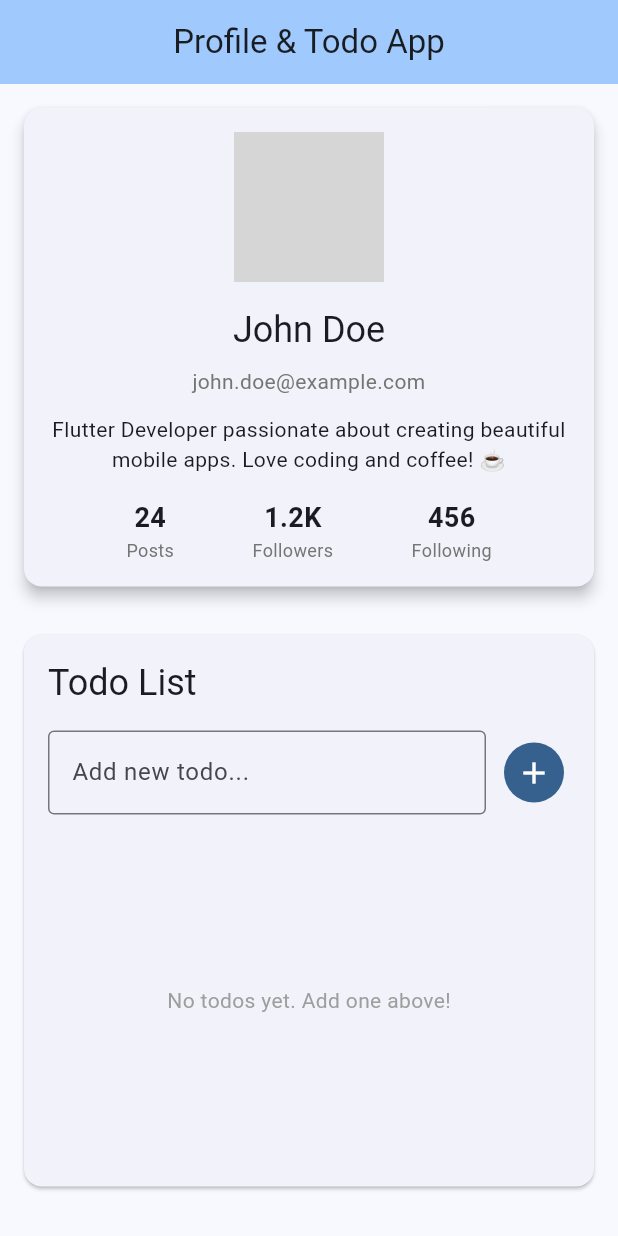
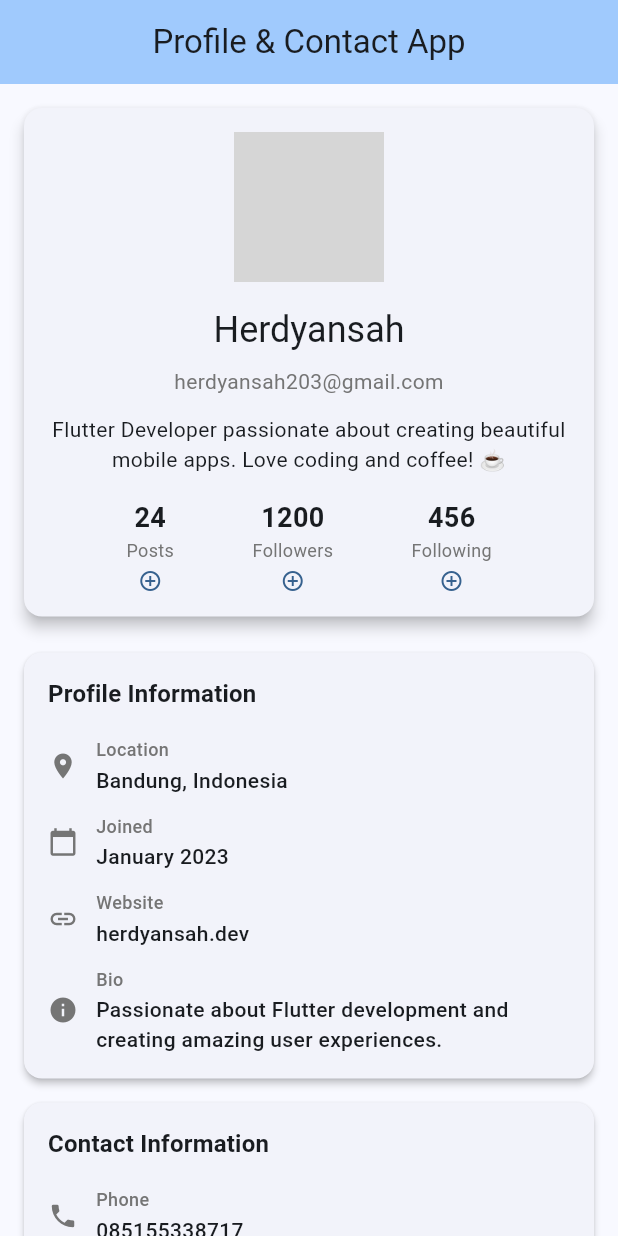
Before and after one commit to herdyy69/Flutter-Very-Basic-1, a Flutter app: the screen it shows after launch, on a phone screen of 412 x 824 dp. Run offline on Flutter 3.47's test engine with Material 3 defaults, Android fonts, the phone set to English and light mode, and no system bars; network calls fail; grey boxes are pictures that could not be loaded.

Commit message:
Refactor main app to replace TodoList with InfoCard and ContactCard; update ProfileCard to StatefulWidget with interactive post, follower, and following counters; remove TodoItem model and TodoList widget.

```diff
--- a/lib/main.dart
+++ b/lib/main.dart
@@ -1,6 +1,7 @@
 import 'package:flutter/material.dart';
 import 'widgets/profile_card.dart';
-import 'widgets/todo_list.dart';
+import 'widgets/info_card.dart';
+import 'widgets/contact_card.dart';
 
 void main() {
   runApp(const MyApp());
@@ -12,7 +13,7 @@ class MyApp extends StatelessWidget {
   @override
   Widget build(BuildContext context) {
     return MaterialApp(
-      title: 'Profile & Todo App',
+      title: 'Profile & Contact App',
       debugShowCheckedModeBanner: false,
       theme: ThemeData(
         colorScheme: ColorScheme.fromSeed(seedColor: Colors.blue),
@@ -35,21 +36,35 @@ class _MyHomePageState extends State<MyHomePage> {
   Widget build(BuildContext context) {
     return Scaffold(
       appBar: AppBar(
-        title: const Text('Profile & Todo App'),
+        title: const Text('Profile & Contact App'),
         backgroundColor: Theme.of(context).colorScheme.inversePrimary,
         centerTitle: true,
       ),
-      body: SingleChildScrollView(
+      body: const SingleChildScrollView(
         child: Column(
           children: [
-            const ProfileCard(
-              name: 'John Doe',
-              email: 'john.doe@example.com',
+            // StatefulWidget - ProfileCard dengan counter
+            ProfileCard(
+              name: 'Herdyansah',
+              email: 'herdyansah203@gmail.com',
               imageUrl: '',
               bio:
                   'Flutter Developer passionate about creating beautiful mobile apps. Love coding and coffee! ☕',
             ),
-            SizedBox(height: 400, child: const TodoList()),
+            // StatelessWidget - InfoCard untuk informasi statis
+            InfoCard(
+              location: 'Bandung, Indonesia',
+              joinDate: 'January 2023',
+              website: 'herdyansah.dev',
+              bio:
+                  'Passionate about Flutter development and creating amazing user experiences.',
+            ),
+            // StatelessWidget - ContactCard untuk kontak statis
+            ContactCard(
+              phone: '085155338717',
+              email: 'herdyansah203@gmail.com',
+              instagram: 'herdyy69',
+            ),
           ],
         ),
       ),
--- a/lib/models/todo_item.dart
+++ /dev/null
@@ -1,27 +0,0 @@
-class TodoItem {
-  final String id;
-  final String title;
-  final bool isCompleted;
-  final DateTime createdAt;
-
-  TodoItem({
-    required this.id,
-    required this.title,
-    this.isCompleted = false,
-    required this.createdAt,
-  });
-
-  TodoItem copyWith({
-    String? id,
-    String? title,
-    bool? isCompleted,
-    DateTime? createdAt,
-  }) {
-    return TodoItem(
-      id: id ?? this.id,
-      title: title ?? this.title,
-      isCompleted: isCompleted ?? this.isCompleted,
-      createdAt: createdAt ?? this.createdAt,
-    );
-  }
-}
--- /dev/null
+++ b/lib/widgets/contact_card.dart
@@ -0,0 +1,106 @@
+import 'package:flutter/material.dart';
+
+class ContactCard extends StatelessWidget {
+  final String phone;
+  final String email;
+  final String instagram;
+
+  const ContactCard({
+    super.key,
+    required this.phone,
+    required this.email,
+    required this.instagram,
+  });
+
+  @override
+  Widget build(BuildContext context) {
+    return Card(
+      margin: const EdgeInsets.symmetric(horizontal: 16, vertical: 8),
+      elevation: 2,
+      child: Padding(
+        padding: const EdgeInsets.all(16),
+        child: Column(
+          crossAxisAlignment: CrossAxisAlignment.start,
+          children: [
+            Text(
+              'Contact Information',
+              style: Theme.of(
+                context,
+              ).textTheme.titleMedium?.copyWith(fontWeight: FontWeight.bold),
+            ),
+            const SizedBox(height: 16),
+            _buildContactRow(Icons.phone, 'Phone', phone),
+            const SizedBox(height: 12),
+            _buildContactRow(Icons.email, 'Email', email),
+            const SizedBox(height: 12),
+            _buildContactRow(Icons.camera_alt, 'Instagram', instagram),
+            const SizedBox(height: 16),
+            Row(
+              mainAxisAlignment: MainAxisAlignment.spaceEvenly,
+              children: [
+                _buildSocialButton('Call', Icons.phone, Colors.green),
+                _buildSocialButton('Message', Icons.message, Colors.blue),
+                _buildSocialButton('Share', Icons.share, Colors.orange),
+              ],
+            ),
+          ],
+        ),
+      ),
+    );
+  }
+
+  Widget _buildContactRow(IconData icon, String label, String value) {
+    return Row(
+      children: [
+        Icon(icon, size: 20, color: Colors.grey[600]),
+        const SizedBox(width: 12),
+        Expanded(
+          child: Column(
+            crossAxisAlignment: CrossAxisAlignment.start,
+            children: [
+              Text(
+                label,
+                style: TextStyle(
+                  fontSize: 12,
+                  color: Colors.grey[600],
+                  fontWeight: FontWeight.w500,
+                ),
+              ),
+              const SizedBox(height: 2),
+              Text(
+                value,
+                style: const TextStyle(
+                  fontSize: 14,
+                  fontWeight: FontWeight.w500,
+                ),
+              ),
+            ],
+          ),
+        ),
+      ],
+    );
+  }
+
+  Widget _buildSocialButton(String label, IconData icon, Color color) {
+    return Builder(
+      builder: (context) => ElevatedButton.icon(
+        onPressed: () {
+          // Static action - no state change needed
+          ScaffoldMessenger.of(context).showSnackBar(
+            SnackBar(
+              content: Text('$label button pressed'),
+              duration: const Duration(seconds: 1),
+            ),
+          );
+        },
+        icon: Icon(icon, size: 16),
+        label: Text(label),
+        style: ElevatedButton.styleFrom(
+          backgroundColor: color,
+          foregroundColor: Colors.white,
+          padding: const EdgeInsets.symmetric(horizontal: 12, vertical: 8),
+        ),
+      ),
+    );
+  }
+}
--- /dev/null
+++ b/lib/widgets/info_card.dart
@@ -0,0 +1,78 @@
+import 'package:flutter/material.dart';
+
+class InfoCard extends StatelessWidget {
+  final String location;
+  final String joinDate;
+  final String website;
+  final String bio;
+
+  const InfoCard({
+    super.key,
+    required this.location,
+    required this.joinDate,
+    required this.website,
+    required this.bio,
+  });
+
+  @override
+  Widget build(BuildContext context) {
+    return Card(
+      margin: const EdgeInsets.symmetric(horizontal: 16, vertical: 8),
+      elevation: 2,
+      child: Padding(
+        padding: const EdgeInsets.all(16),
+        child: Column(
+          crossAxisAlignment: CrossAxisAlignment.start,
+          children: [
+            Text(
+              'Profile Information',
+              style: Theme.of(
+                context,
+              ).textTheme.titleMedium?.copyWith(fontWeight: FontWeight.bold),
+            ),
+            const SizedBox(height: 16),
+            _buildInfoRow(Icons.location_on, 'Location', location),
+            const SizedBox(height: 12),
+            _buildInfoRow(Icons.calendar_today, 'Joined', joinDate),
+            const SizedBox(height: 12),
+            _buildInfoRow(Icons.link, 'Website', website),
+            const SizedBox(height: 12),
+            _buildInfoRow(Icons.info, 'Bio', bio),
+          ],
+        ),
+      ),
+    );
+  }
+
+  Widget _buildInfoRow(IconData icon, String label, String value) {
+    return Row(
+      children: [
+        Icon(icon, size: 20, color: Colors.grey[600]),
+        const SizedBox(width: 12),
+        Expanded(
+          child: Column(
+            crossAxisAlignment: CrossAxisAlignment.start,
+            children: [
+              Text(
+                label,
+                style: TextStyle(
+                  fontSize: 12,
+                  color: Colors.grey[600],
+                  fontWeight: FontWeight.w500,
+                ),
+              ),
+              const SizedBox(height: 2),
+              Text(
+                value,
+                style: const TextStyle(
+                  fontSize: 14,
+                  fontWeight: FontWeight.w500,
+                ),
+              ),
+            ],
+          ),
+        ),
+      ],
+    );
+  }
+}
--- a/lib/widgets/profile_card.dart
+++ b/lib/widgets/profile_card.dart
@@ -1,6 +1,6 @@
 import 'package:flutter/material.dart';
 
-class ProfileCard extends StatelessWidget {
+class ProfileCard extends StatefulWidget {
   final String name;
   final String email;
   final String imageUrl;
@@ -15,6 +15,33 @@ class ProfileCard extends StatelessWidget {
   });
 
   @override
+  State<ProfileCard> createState() => _ProfileCardState();
+}
+
+class _ProfileCardState extends State<ProfileCard> {
+  int _postsCount = 24;
+  int _followersCount = 1200;
+  int _followingCount = 456;
+
+  void _incrementPosts() {
+    setState(() {
+      _postsCount++;
+    });
+  }
+
+  void _incrementFollowers() {
+    setState(() {
+      _followersCount++;
+    });
+  }
+
+  void _incrementFollowing() {
+    setState(() {
+      _followingCount++;
+    });
+  }
+
+  @override
   Widget build(BuildContext context) {
     return Card(
       margin: const EdgeInsets.all(16),
@@ -25,20 +52,20 @@ class ProfileCard extends StatelessWidget {
           children: [
             CircleAvatar(
               radius: 50,
-              backgroundImage: NetworkImage(imageUrl),
-              child: imageUrl.isEmpty
+              backgroundImage: NetworkImage(widget.imageUrl),
+              child: widget.imageUrl.isEmpty
                   ? const Icon(Icons.person, size: 50)
                   : null,
             ),
             const SizedBox(height: 16),
             Text(
-              name,
+              widget.name,
               style: Theme.of(context).textTheme.headlineSmall,
               textAlign: TextAlign.center,
             ),
             const SizedBox(height: 8),
             Text(
-              email,
+              widget.email,
               style: Theme.of(
                 context,
               ).textTheme.bodyMedium?.copyWith(color: Colors.grey[600]),
@@ -46,7 +73,7 @@ class ProfileCard extends StatelessWidget {
             ),
             const SizedBox(height: 12),
             Text(
-              bio,
+              widget.bio,
               style: Theme.of(context).textTheme.bodyMedium,
               textAlign: TextAlign.center,
             ),
@@ -54,9 +81,21 @@ class ProfileCard extends StatelessWidget {
             Row(
               mainAxisAlignment: MainAxisAlignment.spaceEvenly,
               children: [
-                _buildStatItem('Posts', '24'),
-                _buildStatItem('Followers', '1.2K'),
-                _buildStatItem('Following', '456'),
+                _buildStatItem(
+                  'Posts',
+                  _postsCount.toString(),
+                  _incrementPosts,
+                ),
+                _buildStatItem(
+                  'Followers',
+                  _followersCount.toString(),
+                  _incrementFollowers,
+                ),
+                _buildStatItem(
+                  'Following',
+                  _followingCount.toString(),
+                  _incrementFollowing,
+                ),
               ],
             ),
           ],
@@ -65,15 +104,24 @@ class ProfileCard extends StatelessWidget {
     );
   }
 
-  Widget _buildStatItem(String label, String value) {
-    return Column(
+  Widget _buildStatItem(String label, String value, VoidCallback onTap) {
+    return GestureDetector(
+      onTap: onTap,
+      child: Column(
         children: [
           Text(
             value,
             style: const TextStyle(fontSize: 18, fontWeight: FontWeight.bold),
           ),
           Text(label, style: TextStyle(fontSize: 12, color: Colors.grey[600])),
+          const SizedBox(height: 4),
+          Icon(
+            Icons.add_circle_outline,
+            size: 16,
+            color: Theme.of(context).primaryColor,
+          ),
         ],
+      ),
     );
   }
 }
--- a/lib/widgets/todo_list.dart
+++ /dev/null
@@ -1,127 +0,0 @@
-import 'package:flutter/material.dart';
-import '../models/todo_item.dart';
-
-class TodoList extends StatefulWidget {
-  const TodoList({super.key});
-
-  @override
-  State<TodoList> createState() => _TodoListState();
-}
-
-class _TodoListState extends State<TodoList> {
-  final List<TodoItem> _todos = [];
-  final TextEditingController _textController = TextEditingController();
-
-  void _addTodo() {
-    if (_textController.text.isNotEmpty) {
-      setState(() {
-        _todos.add(
-          TodoItem(
-            id: DateTime.now().millisecondsSinceEpoch.toString(),
-            title: _textController.text,
-            createdAt: DateTime.now(),
-          ),
-        );
-        _textController.clear();
-      });
-    }
-  }
-
-  void _toggleTodo(String id) {
-    setState(() {
-      final index = _todos.indexWhere((todo) => todo.id == id);
-      if (index != -1) {
-        _todos[index] = _todos[index].copyWith(
-          isCompleted: !_todos[index].isCompleted,
-        );
-      }
-    });
-  }
-
-  void _deleteTodo(String id) {
-    setState(() {
-      _todos.removeWhere((todo) => todo.id == id);
-    });
-  }
-
-  @override
-  Widget build(BuildContext context) {
-    return Card(
-      margin: const EdgeInsets.all(16),
-      child: Padding(
-        padding: const EdgeInsets.all(16),
-        child: Column(
-          crossAxisAlignment: CrossAxisAlignment.start,
-          children: [
-            Text('Todo List', style: Theme.of(context).textTheme.headlineSmall),
-            const SizedBox(height: 16),
-            Row(
-              children: [
-                Expanded(
-                  child: TextField(
-                    controller: _textController,
-                    decoration: const InputDecoration(
-                      hintText: 'Add new todo...',
-                      border: OutlineInputBorder(),
-                    ),
-                    onSubmitted: (_) => _addTodo(),
-                  ),
-                ),
-                const SizedBox(width: 8),
-                IconButton(
-                  onPressed: _addTodo,
-                  icon: const Icon(Icons.add),
-                  style: IconButton.styleFrom(
-                    backgroundColor: Theme.of(context).primaryColor,
-                    foregroundColor: Colors.white,
-                  ),
-                ),
-              ],
-            ),
-            const SizedBox(height: 16),
-            Expanded(
-              child: _todos.isEmpty
-                  ? const Center(
-                      child: Text(
-                        'No todos yet. Add one above!',
-                        style: TextStyle(color: Colors.grey),
-                      ),
-                    )
-                  : ListView.builder(
-                      itemCount: _todos.length,
-                      itemBuilder: (context, index) {
-                        final todo = _todos[index];
-                        return ListTile(
-                          leading: Checkbox(
-                            value: todo.isCompleted,
-                            onChanged: (_) => _toggleTodo(todo.id),
-                          ),
-                          title: Text(
-                            todo.title,
-                            style: TextStyle(
-                              decoration: todo.isCompleted
-                                  ? TextDecoration.lineThrough
-                                  : null,
-                              color: todo.isCompleted ? Colors.grey : null,
-                            ),
-                          ),
-                          trailing: IconButton(
-                            icon: const Icon(Icons.delete, color: Colors.red),
-                            onPressed: () => _deleteTodo(todo.id),
-                          ),
-                        );
-                      },
-                    ),
-            ),
-          ],
-        ),
-      ),
-    );
-  }
-
-  @override
-  void dispose() {
-    _textController.dispose();
-    super.dispose();
-  }
-}
```
Lines whose indentation alone changed are shown as unchanged.
